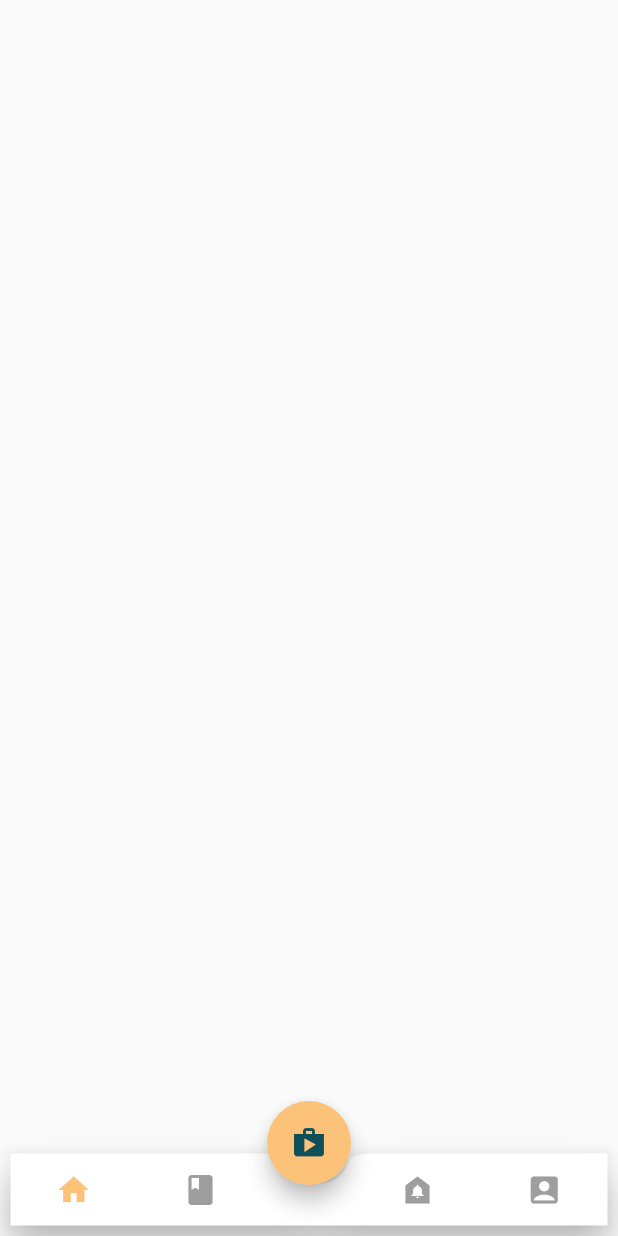
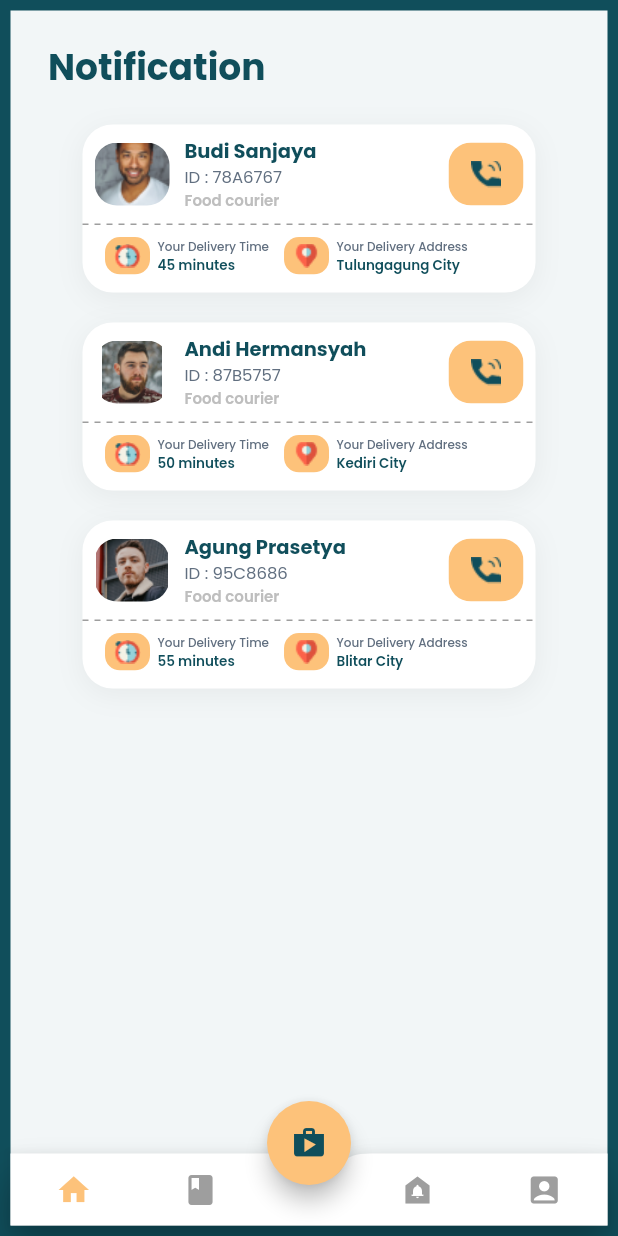
Before and after one commit to kauansous/Food-Delivery-Front-end, a Flutter app: the MenuHomeApp screen opened by its route, item 3 of the bottom bar chosen, on a phone screen of 412 x 824 dp. Run offline on Flutter 3.47's test engine with Material 2 defaults, Android fonts, the phone set to English and light mode, and no system bars; drawn by our look-alikes of dotted_line; our stand-ins replace google_fonts.

Commit message:
Novos Arquivos!

```diff
--- /dev/null
+++ b/lib/Components/notification.dart
@@ -0,0 +1,190 @@
+// ignore_for_file: non_constant_identifier_names
+
+import 'package:flutter/material.dart';
+import 'package:google_fonts/google_fonts.dart';
+import 'package:dotted_line/dotted_line.dart';
+
+// ignore: must_be_immutable
+class ProfileNotification extends StatelessWidget {
+  String? Foto;
+  String? Nome;
+  String? ID;
+  String? Tempo;
+  String? Endereco;
+
+  ProfileNotification(this.Foto,this.Nome, this.ID, this.Tempo, this.Endereco, {Key? key}): super(key: key);
+
+  @override
+  Widget build(BuildContext context) {
+    return Container(
+      height: 112,
+      width: 302,
+      decoration: BoxDecoration(
+          borderRadius: BorderRadius.circular(20),
+          color: Colors.white,
+          boxShadow: [
+            BoxShadow(
+              offset: const Offset(0, 4),
+              color: Colors.black.withOpacity(0.05),
+              blurRadius: 15,
+            ),
+          ]),
+      child: Column(
+        children: [
+          Padding(
+            padding: const EdgeInsets.all(8.0),
+            child: Row(
+              mainAxisAlignment: MainAxisAlignment.spaceBetween,
+              children: [
+                ClipRRect(
+                  borderRadius: BorderRadius.circular(15),
+                  child: SizedBox(
+                    width: 50,
+                    height: 42,
+                    child: Image.asset(
+                      Foto!,
+                    ),
+                  ),
+                ),
+                const SizedBox(
+                  width: 10,
+                ),
+                Column(
+                  mainAxisAlignment: MainAxisAlignment.center,
+                  crossAxisAlignment: CrossAxisAlignment.start,
+                  children: [
+                    Text(
+                      Nome!,
+                      style: GoogleFonts.poppins(
+                        fontSize: 13,
+                        fontWeight: FontWeight.bold,
+                        color: const Color(0xFF104E5B),
+                      ),
+                    ),
+                    Text(
+                      ID!,
+                      style: GoogleFonts.poppins(
+                        fontSize: 11,
+                        fontWeight: FontWeight.w400,
+                        color: const Color(0xFF616F80),
+                      ),
+                    ),
+                    Text(
+                      "Food courier",
+                      style: GoogleFonts.poppins(
+                        fontSize: 10,
+                        fontWeight: FontWeight.w600,
+                        color: const Color(0xFFBEBEBE),
+                      ),
+                    ),
+                  ],
+                ),
+                Expanded(child: Container()),
+                ClipRRect(
+                  borderRadius: BorderRadius.circular(15),
+                  child: Container(
+                    color: const Color(0xFFFDC27A),
+                    width: 50,
+                    height: 42,
+                    child: Image.asset(
+                      "assets/image/Telefone.png",
+                    ),
+                  ),
+                ),
+              ],
+            ),
+          ),
+          const DottedLine(
+            direction: Axis.horizontal,
+            dashColor: Colors.grey,
+            lineLength: double.infinity,
+            lineThickness: 1,
+            dashLength: 4,
+          ),
+          Padding(
+            padding: const EdgeInsets.symmetric(vertical: 8, horizontal: 15),
+            child: Row(
+              children: [
+                ClipRRect(
+                  borderRadius: BorderRadius.circular(10),
+                  child: Container(
+                    color: const Color(0xFFFDC27A),
+                    width: 30,
+                    height: 25,
+                    child: Image.asset(
+                      "assets/image/Time.png",
+                    ),
+                  ),
+                ),
+                const SizedBox(
+                  width: 5,
+                ),
+                Column(
+                  mainAxisAlignment: MainAxisAlignment.center,
+                  crossAxisAlignment: CrossAxisAlignment.start,
+                  children: [
+                    Text(
+                      "Your Delivery Time",
+                      style: GoogleFonts.poppins(
+                        fontSize: 8,
+                        fontWeight: FontWeight.w500,
+                        color: const Color(0xFF616F80),
+                      ),
+                    ),
+                    Text(
+                      Tempo!,
+                      style: GoogleFonts.poppins(
+                        fontSize: 9,
+                        fontWeight: FontWeight.w600,
+                        color: const Color(0xFF104E5B),
+                      ),
+                    ),
+                  ],
+                ),
+                const SizedBox(
+                  width: 10,
+                ),
+                ClipRRect(
+                  borderRadius: BorderRadius.circular(10),
+                  child: Container(
+                    color: const Color(0xFFFDC27A),
+                    width: 30,
+                    height: 25,
+                    child: Image.asset(
+                      "assets/image/Gps.png",
+                    ),
+                  ),
+                ),
+                const SizedBox(
+                  width: 5,
+                ),
+                Column(
+                  mainAxisAlignment: MainAxisAlignment.center,
+                  crossAxisAlignment: CrossAxisAlignment.start,
+                  children: [
+                    Text(
+                      "Your Delivery Address",
+                      style: GoogleFonts.poppins(
+                        fontSize: 8,
+                        fontWeight: FontWeight.w500,
+                        color: const Color(0xFF616F80),
+                      ),
+                    ),
+                    Text(
+                      Endereco!,
+                      style: GoogleFonts.poppins(
+                        fontSize: 9,
+                        fontWeight: FontWeight.w600,
+                        color: const Color(0xFF104E5B),
+                      ),
+                    ),
+                  ],
+                ),
+              ],
+            ),
+          ),
+        ],
+      ),
+    );
+  }
+}
--- a/lib/Screens/menu_favorite.dart
+++ b/lib/Screens/menu_favorite.dart
@@ -204,7 +204,7 @@ class MenuFavoriteApp extends StatelessWidget {
                     ),
                   ],
                 ),
-                const SizedBox(height: 20,),
+                const SizedBox(height: 17,),
                 Row(
                   mainAxisAlignment: MainAxisAlignment.spaceAround,
                   children: [
--- a/lib/Screens/menu_home.dart
+++ b/lib/Screens/menu_home.dart
@@ -2,6 +2,8 @@
 
 import 'package:flutter/material.dart';
 import 'package:food_delivery/Screens/menu_favorite.dart';
+import 'package:food_delivery/Screens/menu_notification.dart';
+import 'package:food_delivery/Screens/myprofile.dart';
 import 'package:food_delivery/Screens/screen_menu_home.dart';
 
 class MenuHomeApp extends StatefulWidget {
@@ -22,6 +24,8 @@ class _MenuHomeAppState extends State<MenuHomeApp> {
         children: <Widget>[
           const ScreenMenuHome(),
           const MenuFavoriteApp(),
+          const MenuNotification(),
+          const MyProfileApp(),
         ],
       ),
       extendBody: true,
@@ -38,7 +42,7 @@ class _MenuHomeAppState extends State<MenuHomeApp> {
       bottomNavigationBar: Padding(
         padding: const EdgeInsets.all(7),
         child: BottomAppBar(
-          notchMargin: -8,
+          notchMargin: -10,
           shape: const CircularNotchedRectangle(),
           color: Colors.white,
           child: IconTheme(
@@ -70,11 +74,11 @@ class _MenuHomeAppState extends State<MenuHomeApp> {
                   });
                 }, icon: const Icon(Icons.doorbell)),
                 IconButton(
-                    onPressed: () {
-                      setState(() {
-                        opcaoselecionada = 3;
-                      });
-                    }, icon: const Icon(Icons.account_box)),
+                onPressed: () {
+                  setState(() {
+                    opcaoselecionada = 3;
+                  });
+                }, icon: const Icon(Icons.account_box)),
               ],
             ),
           ),
--- /dev/null
+++ b/lib/Screens/menu_notification.dart
@@ -0,0 +1,48 @@
+import 'package:flutter/material.dart';
+import 'package:food_delivery/Components/notification.dart';
+import 'package:google_fonts/google_fonts.dart';
+
+class MenuNotification extends StatelessWidget {
+  const MenuNotification({Key? key}) : super(key: key);
+
+  @override
+  Widget build(BuildContext context) {
+    return Material(
+        child: Container(
+          width: double.infinity,
+          height: double.infinity,
+          decoration: BoxDecoration(
+            color: const Color(0xFFF2F6F7),
+            border: Border.all(
+              color: const Color(0xFF104E5B),
+              width: 7,
+          ),
+        ),
+        child: Padding(
+          padding: const EdgeInsets.only(top: 20,left: 25,right: 25),
+            child: Column(
+              children: [
+              Align(
+                alignment: Alignment.centerLeft,
+                child: Text(
+                  "Notification",
+                  style: GoogleFonts.poppins(
+                    fontSize: 24,
+                    fontWeight: FontWeight.bold,
+                    color: const Color(0xFF104E5B)
+                  ),
+                ),
+              ),
+              const SizedBox(height: 20,),
+              ProfileNotification("assets/image/Perfil1.png","Budi Sanjaya","ID : 78A6767","45 minutes","Tulungagung City"),
+              const SizedBox(height: 20,),
+              ProfileNotification("assets/image/Perfil2.png","Andi Hermansyah","ID : 87B5757","50 minutes","Kediri City"),
+              const SizedBox(height: 20,),
+              ProfileNotification("assets/image/Perfil3.png","Agung Prasetya","ID : 95C8686","55 minutes","Blitar City"),
+            ],
+          ),
+        ),
+      ),
+    );
+  }
+}
```
Also changed, not shown: lib/Screens/menu_food_detail.dart (added, +22 -0 lines), lib/Screens/myprofile.dart (added, +107 -0 lines), pubspec.yaml (+7 -0 lines), assets/image/Gps.png (added), assets/image/Perfil1.png (added), assets/image/Perfil2.png (added), assets/image/Perfil3.png (added), assets/image/Telefone.png (added), assets/image/Time.png (added), pubspec.lock.
